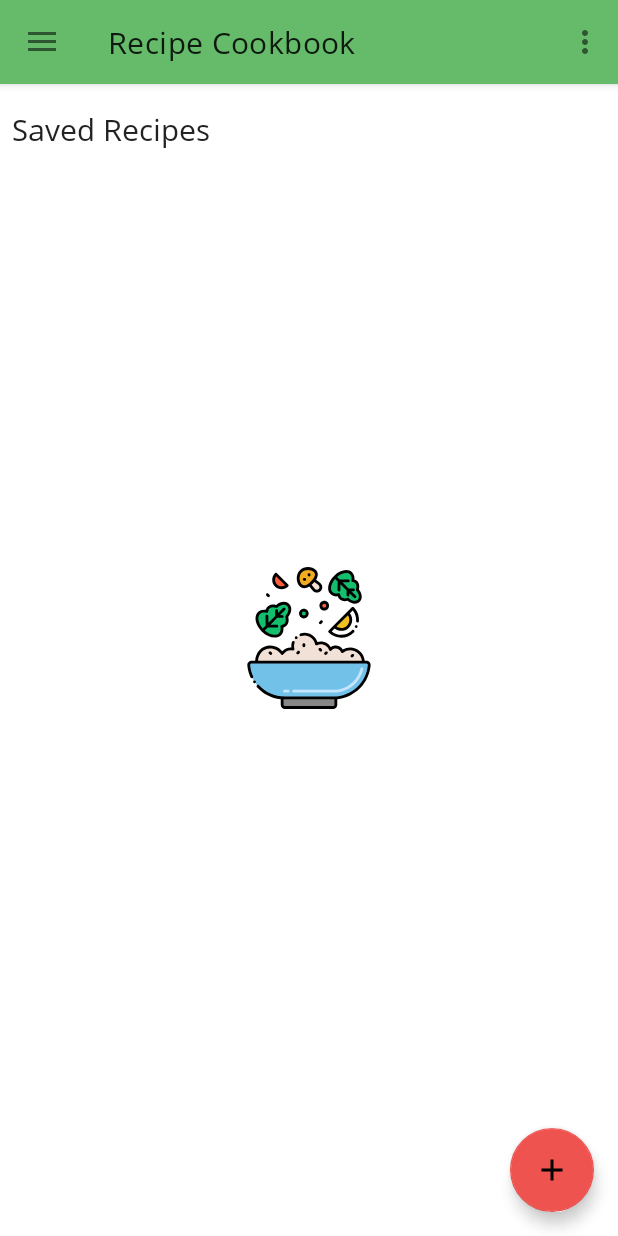
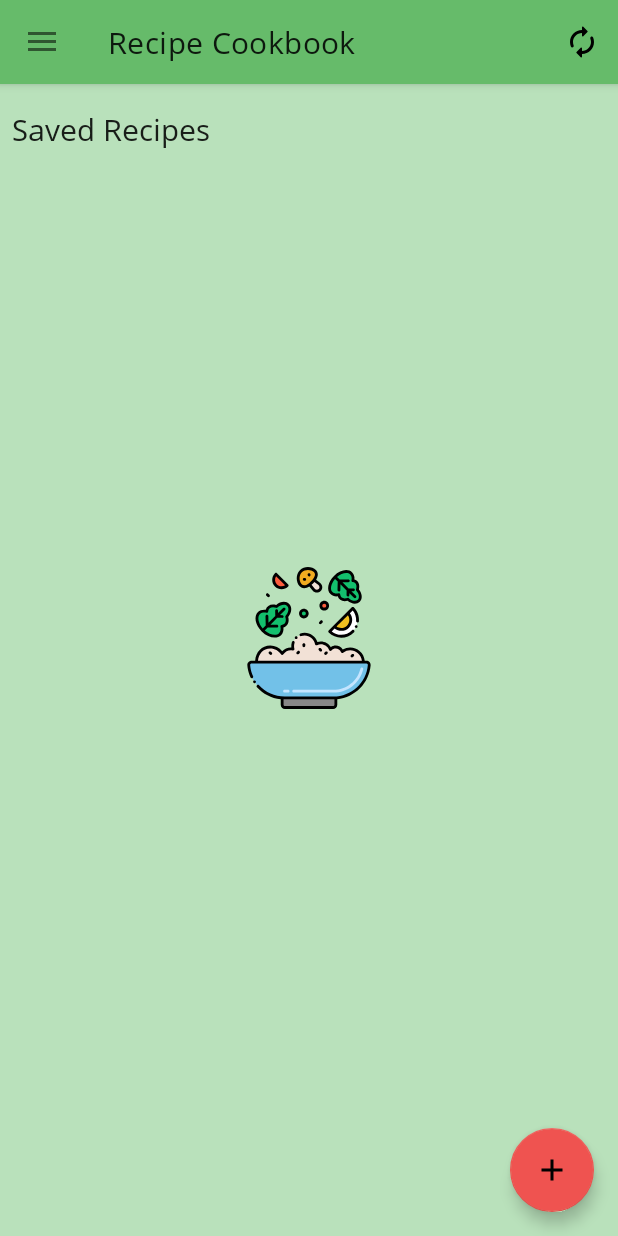
Before and after one commit to AayuStark007/RecipeCookbook, an Android app: the screen it shows after launch (HomeScreenActivity), on a phone screen of 412 x 824 dp. Run offline under Robolectric (Android 15) with nearby library versions, the phone set to English and light mode, and no system bars; our stand-ins replace Room's generated code, Timber, data binding, navigation-ui; 4 statements that could not run were skipped.

Commit message:
giving up on trying to change toolbar overflow menu bg color, using show as action for now

```diff
--- /dev/null
+++ b/app/src/main/res/drawable/ic_autorenew_black_24dp.xml
@@ -0,0 +1,9 @@
+<vector xmlns:android="http://schemas.android.com/apk/res/android"
+    android:width="24dp"
+    android:height="24dp"
+    android:viewportWidth="24"
+    android:viewportHeight="24">
+  <path
+      android:pathData="M12,6v1.79c0,0.45 0.54,0.67 0.85,0.35l2.79,-2.79c0.2,-0.2 0.2,-0.51 0,-0.71l-2.79,-2.79c-0.31,-0.31 -0.85,-0.09 -0.85,0.36L12,4c-4.42,0 -8,3.58 -8,8 0,1.04 0.2,2.04 0.57,2.95 0.27,0.67 1.13,0.85 1.64,0.34 0.27,-0.27 0.38,-0.68 0.23,-1.04C6.15,13.56 6,12.79 6,12c0,-3.31 2.69,-6 6,-6zM17.79,8.71c-0.27,0.27 -0.38,0.69 -0.23,1.04 0.28,0.7 0.44,1.46 0.44,2.25 0,3.31 -2.69,6 -6,6v-1.79c0,-0.45 -0.54,-0.67 -0.85,-0.35l-2.79,2.79c-0.2,0.2 -0.2,0.51 0,0.71l2.79,2.79c0.31,0.31 0.85,0.09 0.85,-0.35L12,20c4.42,0 8,-3.58 8,-8 0,-1.04 -0.2,-2.04 -0.57,-2.95 -0.27,-0.67 -1.13,-0.85 -1.64,-0.34z"
+      android:fillColor="#000000"/>
+</vector>
--- a/app/src/main/res/layout/fragment_recipes.xml
+++ b/app/src/main/res/layout/fragment_recipes.xml
@@ -29,7 +29,6 @@
                 android:layout_width="match_parent"
                 android:layout_height="match_parent"
                 android:orientation="vertical"
-                tools:visibility="gone"
                 android:visibility="@{viewmodel.empty ? View.GONE : View.VISIBLE}">
 
                 <TextView
--- a/app/src/main/res/menu/recipe_fragment_menu.xml
+++ b/app/src/main/res/menu/recipe_fragment_menu.xml
@@ -1,14 +1,9 @@
 <?xml version="1.0" encoding="utf-8"?>
 <menu xmlns:android="http://schemas.android.com/apk/res/android"
     xmlns:app="http://schemas.android.com/apk/res-auto">
-
-<!--    <item-->
-<!--        android:id="@+id/menu_filter"-->
-<!--        android:title="@string/menu_filter"-->
-<!--        android:icon="@drawable/ic_filter_list"-->
-<!--        app:showAsAction="ifRoom" />-->
     <item
         android:id="@+id/menu_refresh"
         android:title="@string/refresh"
-        app:showAsAction="never" />
+        android:icon="@drawable/ic_autorenew_black_24dp"
+        app:showAsAction="always" />
 </menu>
--- a/app/src/main/res/values/colors.xml
+++ b/app/src/main/res/values/colors.xml
@@ -8,6 +8,7 @@
     <color name="colorSecondaryDark">#b61827</color>
 
     <color name="colorGrey">#757575</color>
+    <color name="colorWhite">#f7f7f7</color>
 
     <color name="primaryTextColor">#000000</color>
     <color name="secondaryTextColor">#000000</color>
--- a/app/src/main/res/values/styles.xml
+++ b/app/src/main/res/values/styles.xml
@@ -9,6 +9,8 @@
         <item name="colorPrimaryDark">@color/colorPrimaryDark</item>
         <item name="colorAccent">@color/colorSecondary</item>
         <item name="colorPrimary">@color/colorPrimary</item>
+
+        <item name="android:colorBackground">#B9E1BB</item>
         <!-- For Android sdk versions 26+. -->
         <item name="android:fontFamily" tools:targetApi="jelly_bean">@font/opensans_font</item>
         <!-- Target Android sdk versions < 26 and > 14. -->
@@ -33,13 +35,10 @@
 
     <style name="ThemeOverlay.App.FloatingActionButton" parent="">
         <item name="colorSecondary">@color/colorSecondary</item>
-<!--        <item name="colorOnSecondary">@color/shrine_pink_900</item>-->
-<!--        <item name="colorOnSurface">@color/shrine_pink_900</item>-->
     </style>
 
     <style name="ThemeOverlay.App" parent="ThemeOverlay.AppCompat.Light">
         <item name="android:colorBackground">@color/colorPrimary</item>
-
     </style>
 
 </resources>
```
